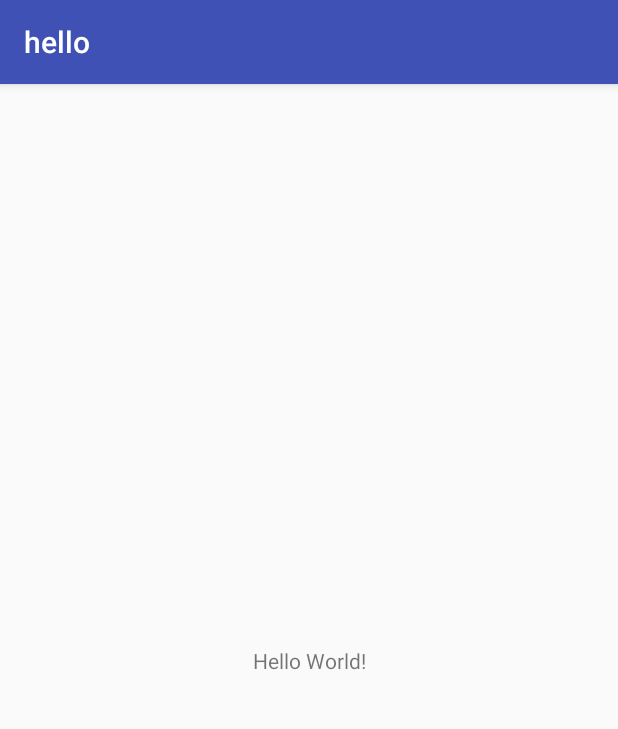
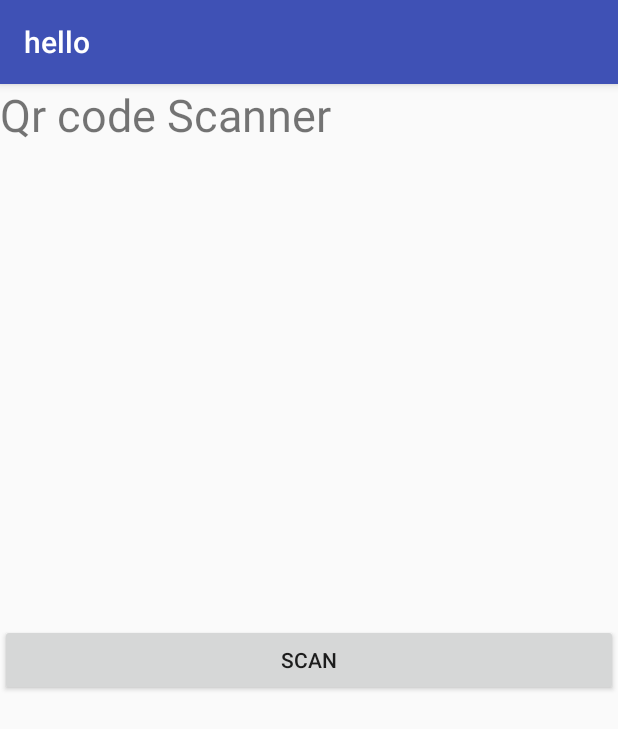
Before and after one commit to jindalshiva/QrCodeScanner, an Android app: the screen it shows after launch (MainActivity), on a phone screen of 412 x 824 dp. Shown: the top 729 px of the screen. Run offline under Robolectric (Android 15) with nearby library versions, the phone set to English and light mode, and no system bars; libraries missing offline, so code that uses them is left out: com.google.zxing.integration.

Commit message:
INITIAL COMMIT

```diff
--- a/app/build.gradle
+++ b/app/build.gradle
@@ -25,4 +25,6 @@ dependencies {
     testImplementation 'junit:junit:4.12'
     androidTestImplementation 'com.android.support.test:runner:1.0.2'
     androidTestImplementation 'com.android.support.test.espresso:espresso-core:3.0.2'
+    compile 'com.google.zxing:core:3.2.1'
+    compile 'com.journeyapps:zxing-android-embedded:3.2.0@aar'
 }
--- a/app/src/main/java/com/example/nandkishorjindal/hello/MainActivity.java
+++ b/app/src/main/java/com/example/nandkishorjindal/hello/MainActivity.java
@@ -1,13 +1,64 @@
 package com.example.nandkishorjindal.hello;
 
+import android.app.Activity;
+import android.content.Intent;
+import android.support.annotation.Nullable;
 import android.support.v7.app.AppCompatActivity;
 import android.os.Bundle;
+import android.view.View;
+import android.widget.Button;
+import android.widget.TextView;
+import android.widget.Toast;
+
+import com.google.zxing.integration.android.IntentIntegrator;
+import com.google.zxing.integration.android.IntentResult;
+
+import org.json.JSONException;
+import org.json.JSONObject;
 
 public class MainActivity extends AppCompatActivity {
+
+
+    private Button buttonScan;
+
+
+    private IntentIntegrator qrScan;
 
     @Override
     protected void onCreate(Bundle savedInstanceState) {
         super.onCreate(savedInstanceState);
         setContentView(R.layout.activity_main);
+        buttonScan = (Button) findViewById(R.id.scanbtn);
+        final Activity activity = this;
+        buttonScan.setOnClickListener(new View.OnClickListener() {
+            @Override
+            public void onClick(View v) {
+                IntentIntegrator intentIntegrator = new IntentIntegrator(activity);
+                intentIntegrator.setDesiredBarcodeFormats(IntentIntegrator.QR_CODE_TYPES);
+                intentIntegrator.setPrompt("scan");
+                intentIntegrator.setCameraId(0);
+                intentIntegrator.setBeepEnabled(false);
+                intentIntegrator.setBarcodeImageEnabled(false);
+                intentIntegrator.initiateScan();
+            }
+        });
+    }
+
+    @Override
+    protected void onActivityResult(int requestCode, int resultCode, @Nullable Intent data) {
+
+        IntentResult result = IntentIntegrator.parseActivityResult(requestCode,resultCode,data);
+        if (result!=null){
+            if(result.getContents()==null){
+                Toast.makeText(getApplicationContext(),"you cancelled scanning",Toast.LENGTH_LONG).show();
+            }
+            else
+            {
+                  Toast.makeText(this,result.getContents(),Toast.LENGTH_LONG).show();
+            }
+        }
+
+
+        super.onActivityResult(requestCode, resultCode, data);
     }
 }
--- a/app/src/main/res/layout/activity_main.xml
+++ b/app/src/main/res/layout/activity_main.xml
@@ -1,18 +1,29 @@
 <?xml version="1.0" encoding="utf-8"?>
-<android.support.constraint.ConstraintLayout xmlns:android="http://schemas.android.com/apk/res/android"
+<RelativeLayout xmlns:android="http://schemas.android.com/apk/res/android"
     xmlns:app="http://schemas.android.com/apk/res-auto"
     xmlns:tools="http://schemas.android.com/tools"
     android:layout_width="match_parent"
     android:layout_height="match_parent"
     tools:context=".MainActivity">
 
+
+
     <TextView
-        android:layout_width="wrap_content"
+        android:layout_width="match_parent"
         android:layout_height="wrap_content"
-        android:text="Hello World!"
-        app:layout_constraintBottom_toBottomOf="parent"
-        app:layout_constraintLeft_toLeftOf="parent"
-        app:layout_constraintRight_toRightOf="parent"
-        app:layout_constraintTop_toTopOf="parent" />
+        android:text="Qr code Scanner"
+        android:textSize = "30sp"
+        android:layout_centerHorizontal="true"/>
 
-</android.support.constraint.ConstraintLayout>
+
+
+
+    <Button
+        android:id="@+id/scanbtn"
+        android:layout_width="match_parent"
+        android:layout_height="wrap_content"
+        android:layout_centerHorizontal="true"
+        android:layout_centerVertical="true"
+        android:text="Scan" />
+
+    </RelativeLayout>
```
